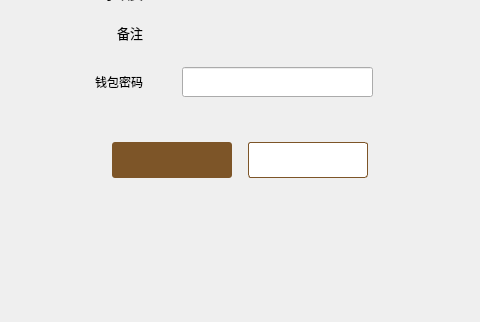
Above: transferconfirmdialog.ui from cdcchain/cdc-wallet-qt before the change; both pictures show x 238 to 718 and y 258 to 580 of the 960 by 580 pixel window. Below: the same form after it.
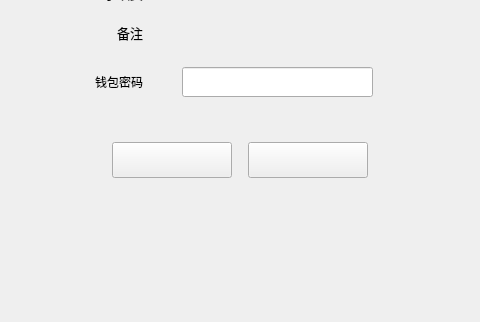
That is the form after the change.

```diff
--- a/transferconfirmdialog.ui
+++ b/transferconfirmdialog.ui
@@ -78,9 +78,7 @@
       <cursorShape>PointingHandCursor</cursorShape>
      </property>
      <property name="styleSheet">
-      <string notr="true">QToolButton{background-color:rgb(125,85,40);color:#ffffff;border:none;border-radius:3px;}
-QToolButton:hover{background-color:rgb(185,150,85);}
-</string>
+      <string notr="true"/>
      </property>
      <property name="text">
       <string/>
@@ -263,8 +261,7 @@
       <cursorShape>PointingHandCursor</cursorShape>
      </property>
      <property name="styleSheet">
-      <string notr="true">QToolButton{background-color:#ffffff;color:#484848;border:1px solid rgb(125,85,40);border-radius:3px;}
-QToolButton:hover{color:rgb(125,85,40);}</string>
+      <string notr="true"/>
      </property>
      <property name="text">
       <string/>
```
